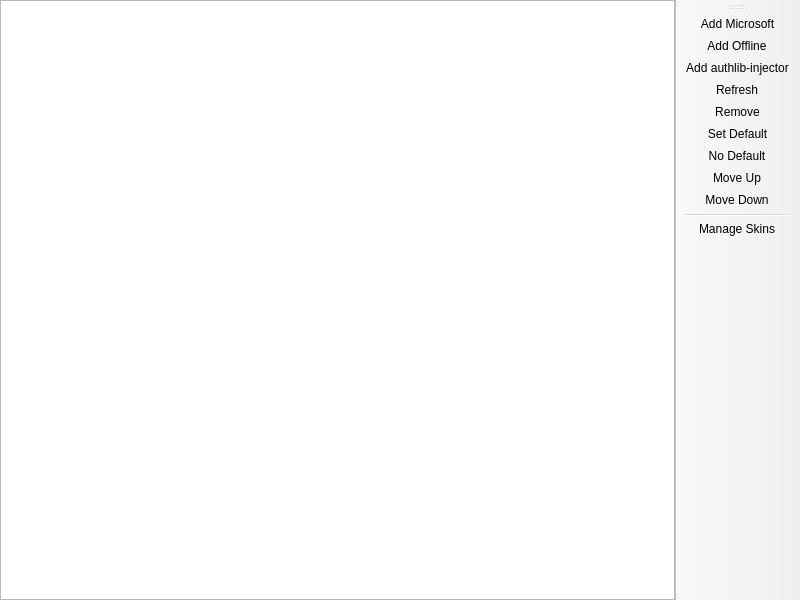
First picture: the form in launcher/ui/pages/global/AccountListPage.ui, repository W1ckeddamn/WickedLauncher, before the edit.
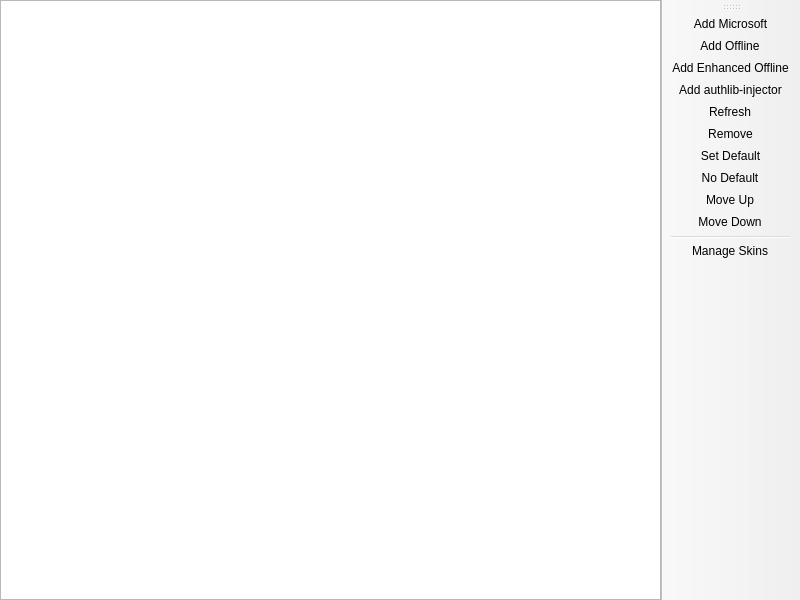
Second picture: the form after the edit. Custom widgets are drawn as their Qt base class.

Commit message: feat: add enhanced offline account with custom UUID, skin and cape support

The edit to the form file:
```diff
--- a/launcher/ui/pages/global/AccountListPage.ui
+++ b/launcher/ui/pages/global/AccountListPage.ui
@@ -54,6 +54,7 @@
    </attribute>
    <addaction name="actionAddMicrosoft"/>
    <addaction name="actionAddOffline"/>
+   <addaction name="actionAddEnhancedOffline"/>
    <addaction name="actionAddAuthlibInjector"/>
    <addaction name="actionRefresh"/>
    <addaction name="actionRemove"/>
@@ -95,6 +96,14 @@
     <string>Add &amp;Offline</string>
    </property>
   </action>
+  <action name="actionAddEnhancedOffline">
+   <property name="text">
+    <string>Add &amp;Enhanced Offline</string>
+   </property>
+   <property name="toolTip">
+    <string>Add an offline account with a custom UUID, skin, and cape</string>
+   </property>
+  </action>
   <action name="actionAddAuthlibInjector">
    <property name="text">
     <string>Add authlib-&amp;injector</string>
```
The commit also changes 11 other files.
